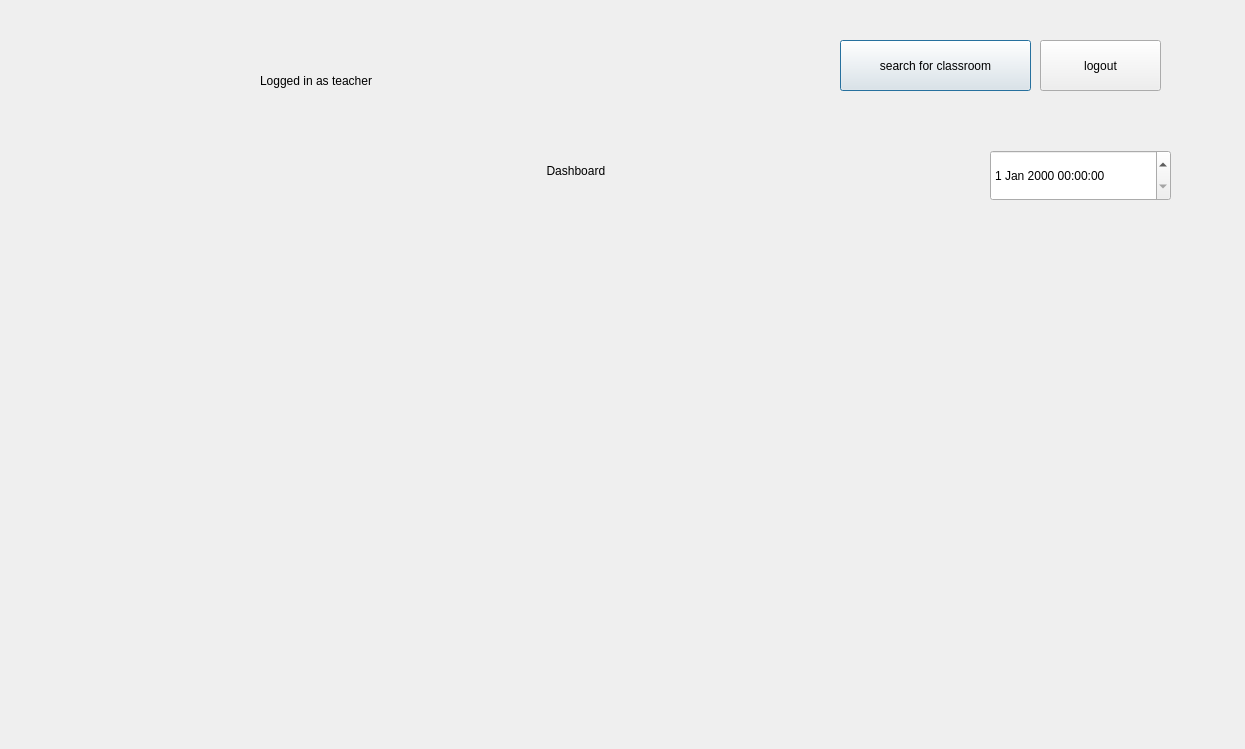
This is teacherdash.ui in prazzx/Kakshya as Qt 5 draws it before an edit. The edited form follows.
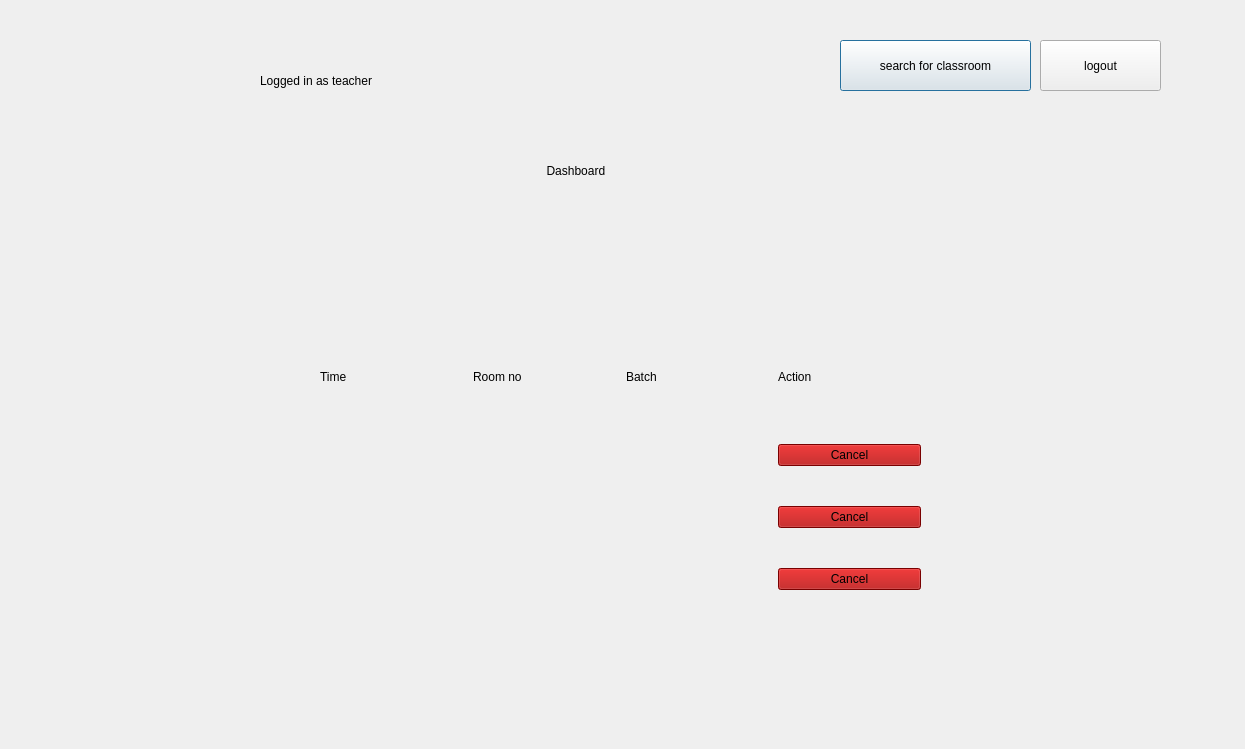
This is the edited form.

Commit message: Completed TeacherDash with cancel class functionality

Diff of the .ui file:
```diff
--- a/teacherdash.ui
+++ b/teacherdash.ui
@@ -65,16 +65,6 @@
     <string>logout</string>
    </property>
   </widget>
-  <widget class="QDateTimeEdit" name="dateTimeEdit">
-   <property name="geometry">
-    <rect>
-     <x>990</x>
-     <y>150</y>
-     <width>181</width>
-     <height>51</height>
-    </rect>
-   </property>
-  </widget>
   <widget class="QLabel" name="label">
    <property name="geometry">
     <rect>
@@ -88,6 +78,158 @@
     <string>                             Dashboard</string>
    </property>
   </widget>
+  <widget class="QLabel" name="labelTime">
+   <property name="geometry">
+    <rect>
+     <x>870</x>
+     <y>140</y>
+     <width>231</width>
+     <height>71</height>
+    </rect>
+   </property>
+   <property name="text">
+    <string/>
+   </property>
+  </widget>
+  <widget class="QWidget" name="gridLayoutWidget">
+   <property name="geometry">
+    <rect>
+     <x>320</x>
+     <y>350</y>
+     <width>601</width>
+     <height>240</height>
+    </rect>
+   </property>
+   <layout class="QGridLayout" name="gridLayout" rowstretch="0,0,0,0">
+    <property name="horizontalSpacing">
+     <number>10</number>
+    </property>
+    <property name="verticalSpacing">
+     <number>40</number>
+    </property>
+    <item row="2" column="1">
+     <widget class="QLabel" name="Rno2">
+      <property name="text">
+       <string/>
+      </property>
+     </widget>
+    </item>
+    <item row="2" column="2">
+     <widget class="QLabel" name="Batch2">
+      <property name="text">
+       <string/>
+      </property>
+     </widget>
+    </item>
+    <item row="1" column="2">
+     <widget class="QLabel" name="Batch1">
+      <property name="text">
+       <string/>
+      </property>
+     </widget>
+    </item>
+    <item row="2" column="3">
+     <widget class="QPushButton" name="Cancel2">
+      <property name="styleSheet">
+       <string notr="true">background-color: rgb(170, 0, 0);</string>
+      </property>
+      <property name="text">
+       <string>Cancel</string>
+      </property>
+     </widget>
+    </item>
+    <item row="0" column="0">
+     <widget class="QLabel" name="label_7">
+      <property name="text">
+       <string>Time</string>
+      </property>
+     </widget>
+    </item>
+    <item row="1" column="1">
+     <widget class="QLabel" name="Rno1">
+      <property name="text">
+       <string/>
+      </property>
+     </widget>
+    </item>
+    <item row="3" column="0">
+     <widget class="QLabel" name="Time3">
+      <property name="text">
+       <string/>
+      </property>
+     </widget>
+    </item>
+    <item row="1" column="0">
+     <widget class="QLabel" name="Time1">
+      <property name="text">
+       <string/>
+      </property>
+     </widget>
+    </item>
+    <item row="0" column="3">
+     <widget class="QLabel" name="label_4">
+      <property name="text">
+       <string>Action</string>
+      </property>
+     </widget>
+    </item>
+    <item row="0" column="2">
+     <widget class="QLabel" name="label_5">
+      <property name="text">
+       <string>Batch</string>
+      </property>
+     </widget>
+    </item>
+    <item row="2" column="0">
+     <widget class="QLabel" name="Time2">
+      <property name="text">
+       <string/>
+      </property>
+     </widget>
+    </item>
+    <item row="0" column="1">
+     <widget class="QLabel" name="label_6">
+      <property name="text">
+       <string>Room no</string>
+      </property>
+     </widget>
+    </item>
+    <item row="3" column="2">
+     <widget class="QLabel" name="Batch3">
+      <property name="text">
+       <string/>
+      </property>
+     </widget>
+    </item>
+    <item row="3" column="1">
+     <widget class="QLabel" name="Rno3">
+      <property name="text">
+       <string/>
+      </property>
+     </widget>
+    </item>
+    <item row="3" column="3">
+     <widget class="QPushButton" name="Cancel3">
+      <property name="styleSheet">
+       <string notr="true">background-color: rgb(170, 0, 0);</string>
+      </property>
+      <property name="text">
+       <string>Cancel</string>
+      </property>
+     </widget>
+    </item>
+    <item row="1" column="3">
+     <widget class="QPushButton" name="Cancel1">
+      <property name="styleSheet">
+       <string notr="true">background-color: rgb(170, 0, 0);</string>
+      </property>
+      <property name="text">
+       <string>Cancel</string>
+      </property>
+     </widget>
+    </item>
+   </layout>
+  </widget>
  </widget>
  <resources/>
  <connections/>
```
The commit also changes 7 other files.
